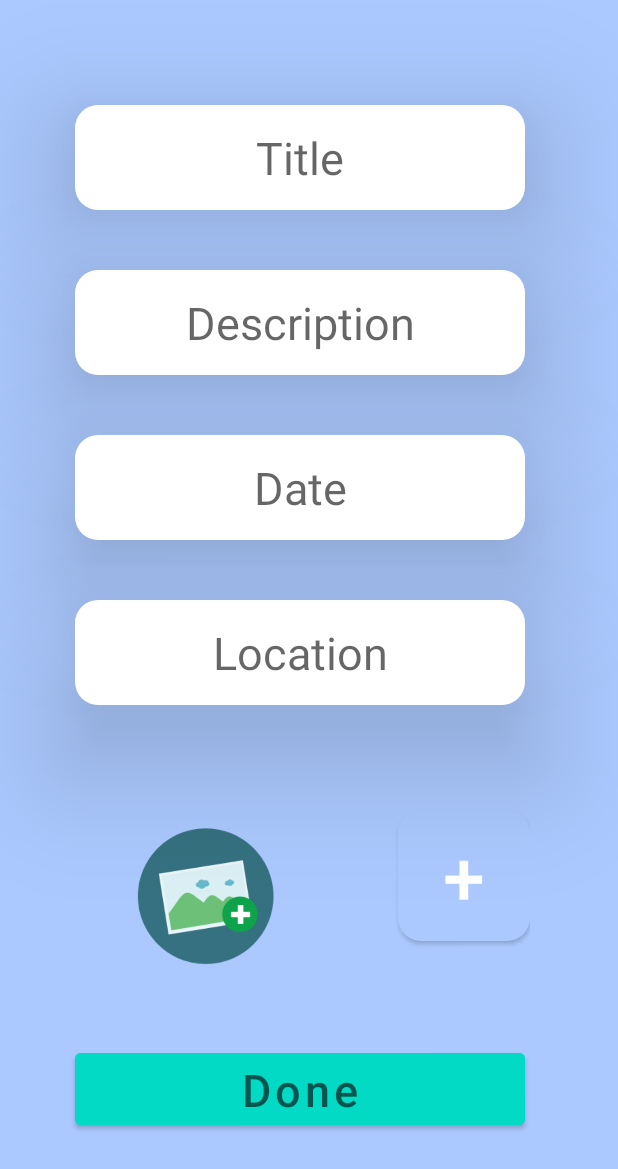
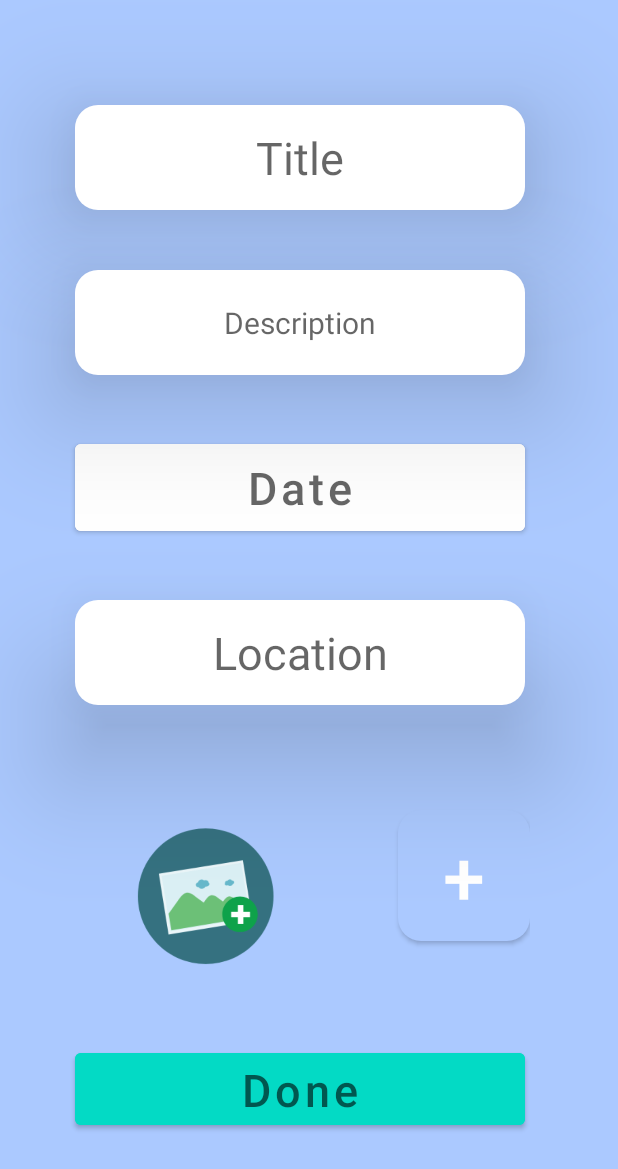
Before and after one commit to VishwasDubey150/Wishlist, an Android app: the addwishlist screen opened directly, with no data from a screen before it, on a phone screen of 412 x 824 dp. Shown: the top 1169 px of the screen. Run offline under Robolectric (Android 15) with nearby library versions, the phone set to English and light mode, and no system bars.

Commit message:
third commit

```diff
--- a/app/src/main/java/com/example/wishlist/addwishlist.kt
+++ b/app/src/main/java/com/example/wishlist/addwishlist.kt
@@ -1,12 +1,32 @@
 package com.example.wishlist
 
+import android.app.DatePickerDialog
+import android.graphics.Color
 import androidx.appcompat.app.AppCompatActivity
 import android.os.Bundle
+import android.widget.Button
+import android.widget.EditText
+import java.util.*
 
 class addwishlist : AppCompatActivity() {
     override fun onCreate(savedInstanceState: Bundle?) {
         super.onCreate(savedInstanceState)
         setContentView(R.layout.activity_addwishlist)
         supportActionBar?.hide()
+
+    }
+
+    fun date(view: android.view.View) {
+        val date=findViewById<Button>(R.id.date)
+        val mycalender=Calendar.getInstance()
+        val year=mycalender.get(Calendar.YEAR)
+        val month=mycalender.get(Calendar.MONTH)
+        val day=mycalender.get(Calendar.DAY_OF_MONTH)
+
+        DatePickerDialog(this,DatePickerDialog.OnDateSetListener {
+                view, Syear, Smonth, SdayOfMonth ->
+            val selected="$SdayOfMonth/${Smonth+1}/$Syear"
+            date.setText(selected)
+        },year,month,day).show()
     }
 }
--- a/app/src/main/res/drawable/button_bg.xml
+++ b/app/src/main/res/drawable/button_bg.xml
@@ -1,9 +1,8 @@
 <?xml version="1.0" encoding="utf-8"?>
 <shape xmlns:android="http://schemas.android.com/apk/res/android">
-    <solid
-        android:color="@color/teal_200">
-    </solid>
-    <corners
-        android:radius="15dp">
+<solid
+    android:color="@color/white">
+</solid>
+    <corners android:radius="15dp">
     </corners>
 </shape>
--- /dev/null
+++ b/app/src/main/res/drawable/date_bg.xml
@@ -0,0 +1,12 @@
+<?xml version="1.0" encoding="utf-8"?>
+<shape xmlns:android="http://schemas.android.com/apk/res/android"
+    android:tint="@color/white"
+    android:visible="true">
+    <solid
+        android:color="@color/white">
+    </solid>
+    <corners
+        android:radius="15dp">
+    </corners>
+
+</shape>
--- a/app/src/main/res/layout/activity_addwishlist.xml
+++ b/app/src/main/res/layout/activity_addwishlist.xml
@@ -4,13 +4,13 @@
     xmlns:tools="http://schemas.android.com/tools"
     android:layout_width="match_parent"
     android:layout_height="match_parent"
-    tools:context=".addwishlist"
-    android:background="#ABC9FF">
+    android:background="#ABC9FF"
+    tools:context=".addwishlist">
 
     <LinearLayout
-        android:orientation="vertical"
         android:layout_width="match_parent"
         android:layout_height="match_parent"
+        android:orientation="vertical"
         app:flow_verticalAlign="center"
         app:layout_constraintBottom_toBottomOf="parent"
         app:layout_constraintEnd_toEndOf="parent"
@@ -23,53 +23,54 @@
             android:id="@+id/title"
             android:layout_width="300dp"
             android:layout_height="70dp"
-            android:elevation="50dp"
             android:layout_marginLeft="50dp"
             android:layout_marginTop="70dp"
-            android:textSize="30dp"
             android:background="@drawable/edittext_bg"
+            android:elevation="50dp"
             android:hint="Title"
-            android:textAlignment="center">
-        </EditText>
+            android:textAlignment="center"
+            android:textSize="30dp"></EditText>
 
         <EditText
             android:id="@+id/description"
-            android:elevation="50dp"
             android:layout_width="300dp"
             android:layout_height="70dp"
-            android:textSize="30dp"
             android:layout_marginLeft="50dp"
             android:layout_marginTop="40dp"
             android:background="@drawable/edittext_bg"
+            android:elevation="50dp"
             android:hint="Description"
-            android:textAlignment="center">
+            android:textAlignment="center"
+            android:textSize="20dp">
         </EditText>
 
-        <EditText
+        <Button
             android:id="@+id/date"
-            android:elevation="50dp"
             android:layout_width="300dp"
             android:layout_height="70dp"
-            android:textSize="30dp"
             android:layout_marginLeft="50dp"
             android:layout_marginTop="40dp"
-            android:background="@drawable/edittext_bg"
+            android:backgroundTint="@color/white"
+            android:elevation="50dp"
             android:hint="Date"
-            android:textAlignment="center">
-        </EditText>
+            android:onClick="date"
+            android:textAlignment="center"
+            android:textColor="@color/black"
+            android:textSize="30dp">
+
+        </Button>
 
         <EditText
             android:id="@+id/location"
             android:layout_width="300dp"
             android:layout_height="70dp"
-            android:textSize="30dp"
-            android:elevation="50dp"
             android:layout_marginLeft="50dp"
             android:layout_marginTop="40dp"
             android:background="@drawable/edittext_bg"
+            android:elevation="50dp"
             android:hint="Location"
-            android:textAlignment="center">
-        </EditText>
+            android:textAlignment="center"
+            android:textSize="30dp"></EditText>
 
         <LinearLayout
             android:layout_width="wrap_content"
@@ -87,26 +88,28 @@
                 android:id="@+id/addimage"
                 android:layout_width="wrap_content"
                 android:layout_height="wrap_content"
+                android:layout_marginLeft="20dp"
+                android:layout_marginTop="70dp"
+                android:background="@drawable/button_bg"
+                android:elevation="50dp"
+                android:backgroundTint="@color/white"
                 android:text="+"
-                android:textSize="50dp"
-                android:layout_marginTop="70dp"
-                android:layout_marginLeft="20dp"
-                android:elevation="100dp"
-                android:background="@drawable/button_bg">
+                android:textSize="50dp">
             </Button>
         </LinearLayout>
 
         <Button
             android:layout_width="300dp"
             android:layout_height="60dp"
-            android:textColor="@color/black"
-            android:textSize="30dp"
             android:layout_marginLeft="50dp"
+
             android:layout_marginTop="0dp"
             android:backgroundTint="@color/teal_200"
+            android:elevation="50dp"
             android:hint="Done"
-            android:elevation="50dp"
-            android:textAlignment="center">
+            android:textAlignment="center"
+            android:textColor="@color/black"
+            android:textSize="30dp">
         </Button>
 
 
--- a/app/src/main/res/values/colors.xml
+++ b/app/src/main/res/values/colors.xml
@@ -1,6 +1,6 @@
 <?xml version="1.0" encoding="utf-8"?>
 <resources>
-    <color name="purple_200">#FFBB86FC</color>
+    <color name="purple_200">#FF03DAC5</color>
     <color name="purple_500">#ABC9FF</color>
     <color name="purple_700">#ABC9FF</color>
     <color name="teal_200">#FF03DAC5</color>
```
